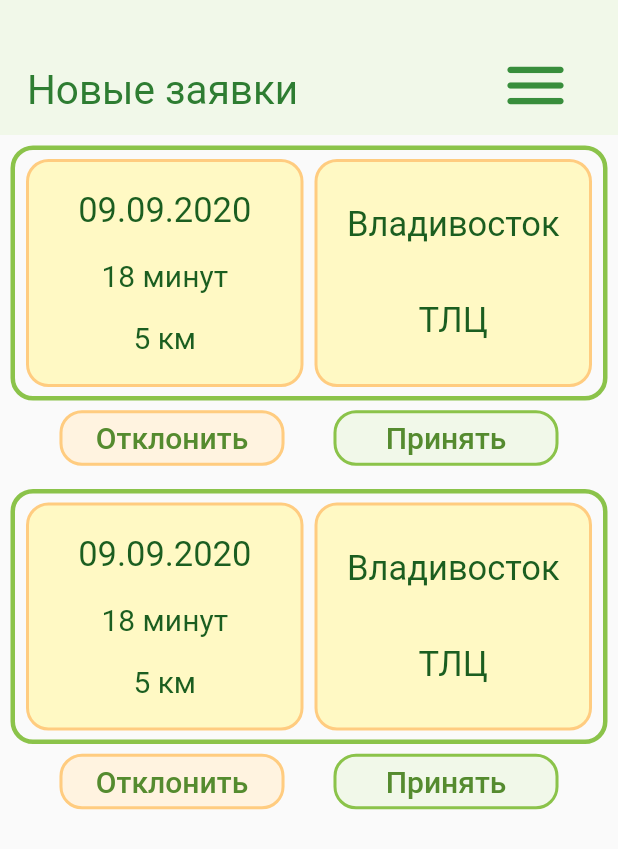
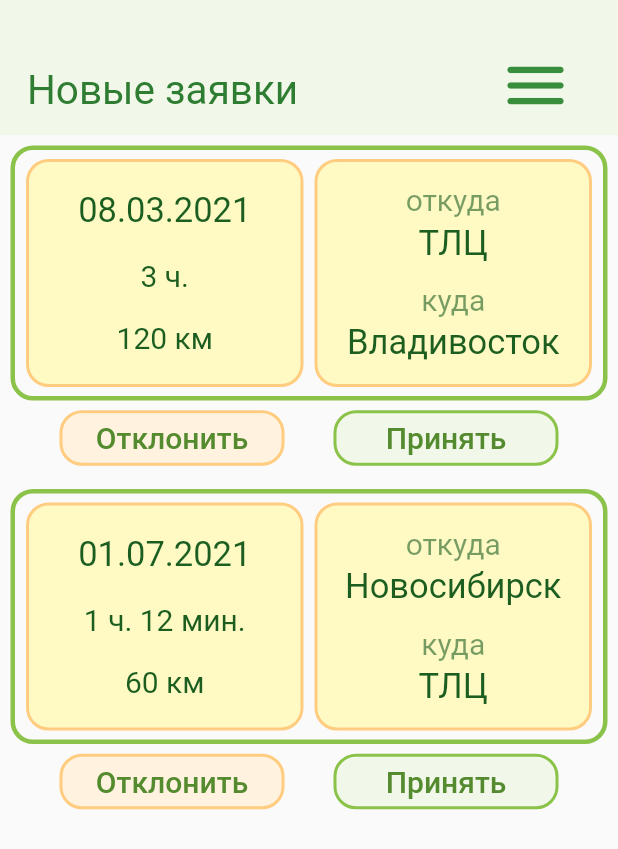
Before and after one commit to KateG20/CargoClient, a Flutter app: the screen it shows after launch, after a tap on "Войти", on a phone screen of 412 x 824 dp. Shown: the top 849 px of the screen. Run offline on Flutter 3.47's test engine with Material 2 defaults, Android fonts, the phone set to English and light mode, and no system bars.

Commit message:
Request page list items

```diff
--- a/lib/RequestPage.dart
+++ b/lib/RequestPage.dart
@@ -1,4 +1,5 @@
 import 'package:flutter/material.dart';
+import 'package:intl/intl.dart';
 
 import 'MenuBar.dart';
 
@@ -10,8 +11,8 @@ class RequestPage extends StatefulWidget {
 class _RequestPageState extends State<RequestPage> {
   int _itemCount = 7;
   var requests = [
-    Request(DateTime.utc(2021), Duration(hours: 3), 120, "ТЛЦ", "Владивосток"),
-    Request(DateTime.utc(2021), Duration(hours: 1, minutes: 12), 60,
+    Request(DateTime.utc(2021, 3, 8), Duration(hours: 3), 120, "ТЛЦ", "Владивосток"),
+    Request(DateTime.utc(2021, 7, 1), Duration(hours: 1, minutes: 12), 60,
         "Новосибирск", "ТЛЦ")
   ];
 
@@ -106,19 +107,23 @@ class KeepAlive extends StatefulWidget {
   final Request data;
 
   @override
-  _KeepAliveState createState() => _KeepAliveState();
+  _KeepAliveState createState() => _KeepAliveState(data);
 }
 
-class _KeepAliveState extends State<KeepAlive>
-    with AutomaticKeepAliveClientMixin {
-  @override
-  bool get wantKeepAlive => true;
+class _KeepAliveState
+    extends State<KeepAlive> // with AutomaticKeepAliveClientMixin
+{
+  final Request _data;
+
+  _KeepAliveState(this._data);
+
+  // @override
+  // bool get wantKeepAlive => true;
 
   @override
   Widget build(BuildContext context) {
-    super.build(context);
+    // super.build(context);
     return listItemContainer();
-  }
   }
 
   BoxDecoration orderBoxDecoration() {
@@ -173,7 +178,9 @@ Widget listItemContainer() {
                                   children: [
                                     new RichText(
                                       text: TextSpan(
-                                        text: "09.09.2020",
+                                          // text: "${_data.date?.day.toString()}.${_data.date?.month.toString()}."
+                                          //     "${_data.date?.year.toString()}", //"09.09.2020",
+                                          text: "${DateFormat('dd.MM.yyyy').format(_data.date!)}",
                                           // TODO
                                           style: TextStyle(
                                             color: Colors.green[900],
@@ -182,7 +189,8 @@ Widget listItemContainer() {
                                     ),
                                     new RichText(
                                       text: TextSpan(
-                                        text: "18 минут",
+                                          // text: "${_data.duration?.toString()}",
+                                          text: "${_printDuration(_data.duration!)}",
                                           // TODO
                                           style: TextStyle(
                                             color: Colors.green[900],
@@ -191,7 +199,7 @@ Widget listItemContainer() {
                                     ),
                                     new RichText(
                                       text: TextSpan(
-                                        text: "5 км",
+                                          text: "${_data.distance?.toString()} км",
                                           // TODO
                                           style: TextStyle(
                                             color: Colors.green[900],
@@ -212,19 +220,36 @@ Widget listItemContainer() {
                                 child: new Column(
                                   // колонка с данными
                                   mainAxisAlignment:
-                                    MainAxisAlignment.spaceAround,
+                                      MainAxisAlignment.spaceEvenly,
                                   children: [
                                     new RichText(
                                       text: TextSpan(
-                                        text: "Владивосток",
+                                          text: "откуда",
+                                          style: TextStyle(
+                                            color: Colors.green[900]?.withOpacity(0.6),
+                                            fontSize: 20,
+                                          )),
+                                    ),
+                                    new RichText(
+                                      text: TextSpan(
+                                          text: "${_data.from?.toString()}",
                                           style: TextStyle(
                                             color: Colors.green[900],
                                             fontSize: 23,
                                           )),
                                     ),
+                                    new Padding(padding: EdgeInsets.only(top: 5)),
                                     new RichText(
                                       text: TextSpan(
-                                        text: "ТЛЦ",
+                                          text: "куда",
+                                          style: TextStyle(
+                                            color: Colors.green[900]?.withOpacity(0.6),
+                                            fontSize: 20,
+                                          )),
+                                    ),
+                                    new RichText(
+                                      text: TextSpan(
+                                          text: "${_data.to?.toString()}",
                                           style: TextStyle(
                                             color: Colors.green[900],
                                             fontSize: 23,
@@ -244,7 +269,8 @@ Widget listItemContainer() {
                         shape: const RoundedRectangleBorder(
                             borderRadius:
                                 BorderRadius.all(Radius.circular(15.0))),
-                      side: BorderSide(color: (Colors.orange[200])!, width: 2),
+                        side:
+                            BorderSide(color: (Colors.orange[200])!, width: 2),
                         minimumSize: new Size(150, 30),
                         backgroundColor: Colors.orange[50]),
                     onPressed: () {
@@ -281,3 +307,17 @@ Widget listItemContainer() {
               ))
         ]));
   }
+
+  String _printDuration(Duration duration) {
+    String hours = "${duration.inHours.remainder(60)} ч.";
+    String minutes = " ${duration.inMinutes.remainder(60)} мин.";
+    String res = "";
+    if (duration.inHours.remainder(60) > 0) res += hours;
+    if (duration.inMinutes.remainder(60) > 0) res += minutes;
+    return res;
+    // String twoDigits(int n) => n.toString().padLeft(2, "0");
+    // String twoDigitMinutes = twoDigits(duration.inMinutes.remainder(60));
+    // String twoDigitSeconds = twoDigits(duration.inSeconds.remainder(60));
+    // return "${twoDigits(duration.inHours)}:$twoDigitMinutes:$twoDigitSeconds";
+  }
+}
--- a/pubspec.yaml
+++ b/pubspec.yaml
@@ -29,6 +29,7 @@ dependencies:
   # The following adds the Cupertino Icons font to your application.
   # Use with the CupertinoIcons class for iOS style icons.
   cupertino_icons: ^1.0.2
+  intl: ^0.17.0
 
 dev_dependencies:
   flutter_test:
```
Also changed, not shown: pubspec.lock. Lines whose indentation alone changed are shown as unchanged.
